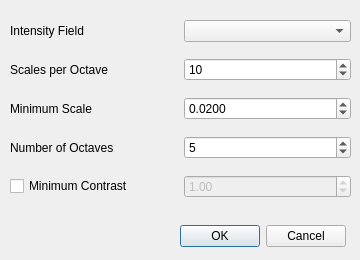
Qt form qCC/plugins/qPCL/PclUtils/filters/dialogs/SIFTExtractDlg.ui (archeos/cloudcompare-archeos) before a commit.
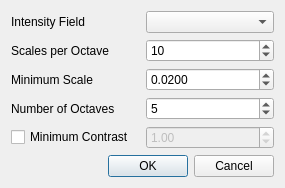
The same form after that commit.

Diff of the .ui file:
```diff
--- a/qCC/plugins/qPCL/PclUtils/filters/dialogs/SIFTExtractDlg.ui
+++ b/qCC/plugins/qPCL/PclUtils/filters/dialogs/SIFTExtractDlg.ui
@@ -6,8 +6,8 @@
    <rect>
     <x>0</x>
     <y>0</y>
-    <width>360</width>
-    <height>260</height>
+    <width>285</width>
+    <height>173</height>
    </rect>
   </property>
   <property name="sizePolicy">
@@ -19,31 +19,8 @@
   <property name="windowTitle">
    <string>SIFT Extraction</string>
   </property>
-  <widget class="QDialogButtonBox" name="buttonBox">
-   <property name="geometry">
-    <rect>
-     <x>180</x>
-     <y>220</y>
-     <width>166</width>
-     <height>33</height>
-    </rect>
-   </property>
-   <property name="orientation">
-    <enum>Qt::Horizontal</enum>
-   </property>
-   <property name="standardButtons">
-    <set>QDialogButtonBox::Cancel|QDialogButtonBox::Ok</set>
-   </property>
-  </widget>
-  <widget class="QWidget" name="layoutWidget">
-   <property name="geometry">
-    <rect>
-     <x>10</x>
-     <y>10</y>
-     <width>341</width>
-     <height>201</height>
-    </rect>
-   </property>
+  <layout class="QVBoxLayout" name="verticalLayout">
+   <item>
    <layout class="QGridLayout" name="gridLayout">
     <item row="0" column="0">
      <widget class="QLabel" name="label_4">
@@ -139,7 +116,18 @@
      </widget>
     </item>
    </layout>
-  </widget>
+   </item>
+   <item>
+    <widget class="QDialogButtonBox" name="buttonBox">
+     <property name="orientation">
+      <enum>Qt::Horizontal</enum>
+     </property>
+     <property name="standardButtons">
+      <set>QDialogButtonBox::Cancel|QDialogButtonBox::Ok</set>
+     </property>
+    </widget>
+   </item>
+  </layout>
  </widget>
  <resources/>
  <connections>
```
Lines whose indentation alone changed are shown as unchanged.
